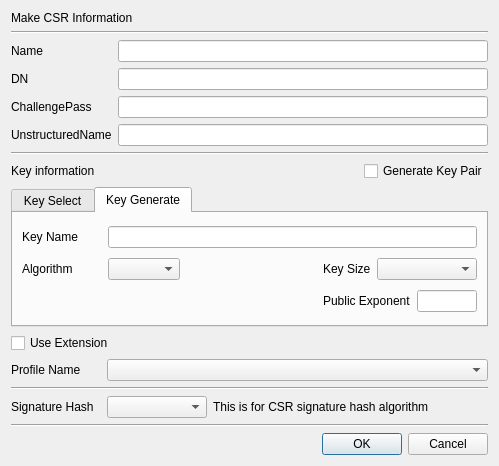
Above: CertMan/make_req_dlg.ui from jykim74/CertMan before the change. Below: the same form after it.
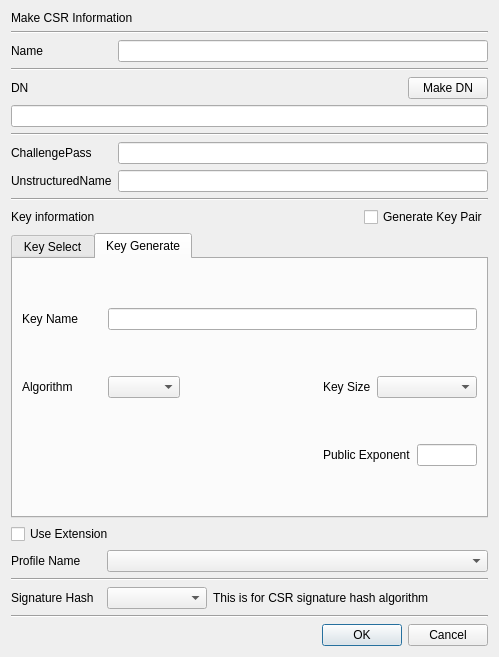
That is the form after the change.

The edit to the form file:
```diff
--- a/CertMan/make_req_dlg.ui
+++ b/CertMan/make_req_dlg.ui
@@ -7,7 +7,7 @@
     <x>0</x>
     <y>0</y>
     <width>499</width>
-    <height>466</height>
+    <height>657</height>
    </rect>
   </property>
   <property name="windowTitle">
@@ -33,7 +33,30 @@
      <property name="topMargin">
       <number>0</number>
      </property>
-     <item row="2" column="0">
+     <item row="2" column="2">
+      <widget class="QPushButton" name="mMakeDNBtn">
+       <property name="text">
+        <string>Make DN</string>
+       </property>
+      </widget>
+     </item>
+     <item row="6" column="0">
+      <widget class="QLabel" name="label_12">
+       <property name="text">
+        <string>UnstructuredName</string>
+       </property>
+      </widget>
+     </item>
+     <item row="3" column="0" colspan="3">
+      <widget class="QLineEdit" name="mDNText"/>
+     </item>
+     <item row="0" column="1" colspan="2">
+      <widget class="QLineEdit" name="mNameText"/>
+     </item>
+     <item row="6" column="1" colspan="2">
+      <widget class="QLineEdit" name="mUnstructuredNameText"/>
+     </item>
+     <item row="5" column="0">
       <widget class="QLabel" name="label_7">
        <property name="minimumSize">
         <size>
@@ -53,31 +76,42 @@
        </property>
       </widget>
      </item>
-     <item row="1" column="0">
+     <item row="2" column="0">
       <widget class="QLabel" name="label_2">
        <property name="text">
         <string>DN</string>
        </property>
       </widget>
      </item>
-     <item row="0" column="1">
-      <widget class="QLineEdit" name="mNameText"/>
-     </item>
-     <item row="1" column="1">
-      <widget class="QLineEdit" name="mDNText"/>
-     </item>
      <item row="2" column="1">
+      <spacer name="horizontalSpacer_6">
+       <property name="orientation">
+        <enum>Qt::Horizontal</enum>
+       </property>
+       <property name="sizeHint" stdset="0">
+        <size>
+         <width>40</width>
+         <height>20</height>
+        </size>
+       </property>
+      </spacer>
+     </item>
+     <item row="5" column="1" colspan="2">
       <widget class="QLineEdit" name="mChallengePassText"/>
      </item>
-     <item row="3" column="0">
-      <widget class="QLabel" name="label_12">
-       <property name="text">
-        <string>UnstructuredName</string>
+     <item row="1" column="0" colspan="3">
+      <widget class="Line" name="line_5">
+       <property name="orientation">
+        <enum>Qt::Horizontal</enum>
        </property>
       </widget>
      </item>
-     <item row="3" column="1">
-      <widget class="QLineEdit" name="mUnstructuredNameText"/>
+     <item row="4" column="0" colspan="3">
+      <widget class="Line" name="line_6">
+       <property name="orientation">
+        <enum>Qt::Horizontal</enum>
+       </property>
+      </widget>
      </item>
     </layout>
    </item>
```
Left out of the diff: 1 changed line with no effect on the pictures.
